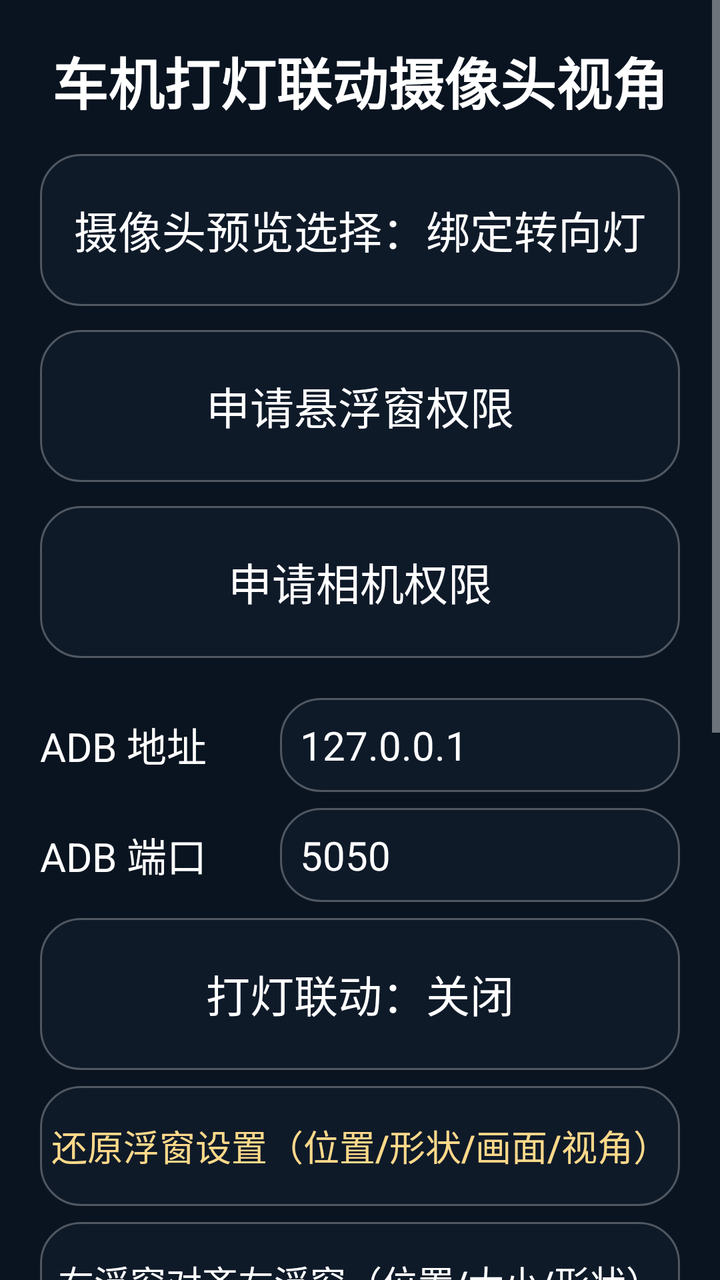
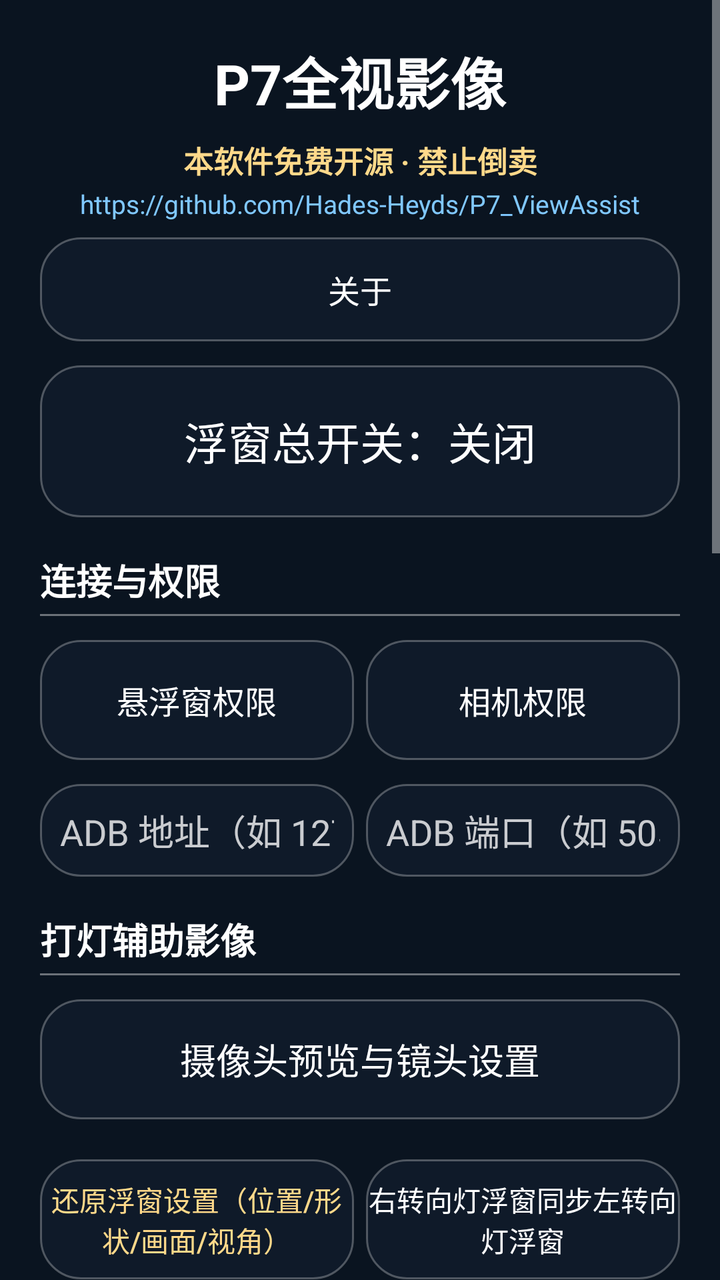

Two renders of the same Android screen: before a commit and after it. Below are the layout's source before the change and the commit's diff.
<!-- AndroidManifest.xml: application theme AppTheme -->
<!-- res/layout/activity_main.xml -->
<?xml version="1.0" encoding="utf-8"?>
<ScrollView xmlns:android="http://schemas.android.com/apk/res/android"
    android:id="@+id/scroll_log"
    android:layout_width="match_parent"
    android:layout_height="match_parent"
    android:background="@color/bg_deep">

    <LinearLayout
        android:layout_width="match_parent"
        android:layout_height="wrap_content"
        android:orientation="vertical"
        android:padding="20dp">

        <TextView
            android:id="@+id/title"
            android:layout_width="match_parent"
            android:layout_height="wrap_content"
            android:text="车机打灯联动摄像头视角"
            android:textColor="@color/text_white"
            android:textSize="28sp"
            android:textStyle="bold"
            android:gravity="center"
            android:layout_marginBottom="16dp"/>

        <Button
            android:id="@+id/btn_camera_test"
            android:layout_width="match_parent"
            android:layout_height="76dp"
            android:background="@drawable/bg_button"
            android:textColor="@color/text_white"
            android:text="摄像头预览选择：绑定转向灯"
            android:textSize="22sp"
            android:layout_marginBottom="12dp"/>

        <Button
            android:id="@+id/btn_overlay"
            android:layout_width="match_parent"
            android:layout_height="76dp"
            android:background="@drawable/bg_button"
            android:textColor="@color/text_white"
            android:text="申请悬浮窗权限"
            android:textSize="22sp"
            android:layout_marginBottom="12dp"/>

        <Button
            android:id="@+id/btn_camera"
            android:layout_width="match_parent"
            android:layout_height="76dp"
            android:background="@drawable/bg_button"
            android:textColor="@color/text_white"
            android:text="申请相机权限"
            android:textSize="22sp"
            android:layout_marginBottom="12dp"/>

        <LinearLayout
            android:layout_width="match_parent"
            android:layout_height="wrap_content"
            android:orientation="horizontal"
            android:layout_marginTop="8dp"
            android:gravity="center_vertical">

            <TextView
                android:layout_width="120dp"
                android:layout_height="wrap_content"
                android:text="ADB 地址"
                android:textColor="@color/text_white"
                android:textSize="20sp"
                android:gravity="center_vertical"/>

            <EditText
                android:id="@+id/et_host"
                android:layout_width="0dp"
                android:layout_height="wrap_content"
                android:layout_weight="1"
                android:textSize="20sp"
                android:textColor="@color/text_white"
                android:textColorHint="@color/text_secondary"
                android:background="@drawable/bg_button"
                android:padding="10dp"
                android:inputType="text"
                android:text="127.0.0.1"/>
        </LinearLayout>

        <LinearLayout
            android:layout_width="match_parent"
            android:layout_height="wrap_content"
            android:orientation="horizontal"
            android:layout_marginTop="8dp"
            android:gravity="center_vertical">

            <TextView
                android:layout_width="120dp"
                android:layout_height="wrap_content"
                android:text="ADB 端口"
                android:textColor="@color/text_white"
                android:textSize="20sp"
                android:gravity="center_vertical"/>

            <EditText
                android:id="@+id/et_port"
                android:layout_width="0dp"
                android:layout_height="wrap_content"
                android:layout_weight="1"
                android:textSize="20sp"
                android:textColor="@color/text_white"
                android:textColorHint="@color/text_secondary"
                android:background="@drawable/bg_button"
                android:padding="10dp"
                android:inputType="number"
                android:text="5050"/>
        </LinearLayout>

        
        <Button
            android:id="@+id/sw_enable"
            android:layout_width="match_parent"
            android:layout_height="76dp"
            android:background="@drawable/bg_button"
            android:textColor="@color/text_white"
            android:text="打灯联动：关闭"
            android:textSize="22sp"
            android:layout_marginTop="8dp"/>

        
        <Button
            android:id="@+id/btn_reset_overlay"
            android:layout_width="match_parent"
            android:layout_height="60dp"
            android:background="@drawable/bg_button"
            android:textColor="@color/accent_gold"
            android:text="还原浮窗设置（位置/形状/画面/视角）"
            android:textSize="18sp"
            android:layout_marginTop="8dp"/>

        
        <Button
            android:id="@+id/btn_align_right_to_left"
            android:layout_width="match_parent"
            android:layout_height="60dp"
            android:background="@drawable/bg_button"
            android:textColor="@color/text_white"
            android:text="右浮窗对齐左浮窗（位置/大小/形状）"
            android:textSize="18sp"
            android:layout_marginTop="8dp"/>

        <TextView
            android:id="@+id/tv_state"
            android:layout_width="match_parent"
            android:layout_height="wrap_content"
            android:text="状态：未运行"
            android:textColor="@color/accent_gold"
            android:textSize="22sp"
            android:textStyle="bold"
            android:layout_marginTop="14dp"/>

        
        <TextView
            android:id="@+id/tv_usage_hint"
            android:layout_width="match_parent"
            android:layout_height="wrap_content"
            android:background="@drawable/bg_panel"
            android:padding="12dp"
            android:layout_marginTop="10dp"
            android:textColor="@color/text_white"
            android:textSize="14sp"
            android:lineSpacingExtra="4dp"
            android:text="使用说明：\n1. 首次开启「打灯联动」时，车机会弹出 ADB 配对确认，请点击确认；确认后应用会自动重启一次，重新进入即可正常使用。\n2. 浮窗操作：单指拖动浮窗到合适位置（松手自动保存）；双击浮窗进入编辑模式，单指平移画面、双指缩放画面、拖动黄色边缘调整窗口形状，再次双击退出并保存。\n3. 若画面调整乱了调不回来，点击上方「还原浮窗设置」，浮窗位置/形状/画面与绑定视角将全部恢复默认。"/>

        
        <LinearLayout
            android:layout_width="match_parent"
            android:layout_height="wrap_content"
            android:orientation="horizontal"
            android:gravity="center_vertical"
            android:layout_marginTop="12dp">

            <TextView
                android:layout_width="0dp"
                android:layout_height="wrap_content"
                android:layout_weight="1"
                android:text="状态日志"
                android:textColor="@color/text_secondary"
                android:textSize="18sp"/>

            <Button
                android:id="@+id/btn_clear_log"
                android:layout_width="wrap_content"
                android:layout_height="52dp"
                android:background="@drawable/bg_button"
                android:textColor="@color/text_white"
                android:text="清空日志"
                android:textSize="16sp"/>
        </LinearLayout>

        <TextView
            android:id="@+id/tv_log"
            android:layout_width="match_parent"
            android:layout_height="wrap_content"
            android:fontFamily="monospace"
            android:textColor="@color/text_white"
            android:textSize="14sp"
            android:lineSpacingExtra="4dp"
            android:text=""/>
    </LinearLayout>
</ScrollView>
<!-- resources referenced by this layout -->
<resources>
  <color name="accent_gold">#FFD98A</color>
  <color name="bg_deep">#0A1420</color>
  <color name="text_secondary">#C7FFFFFF</color>
  <color name="text_white">#FFFFFF</color>
  <!-- drawable bg_button (drawable) -->
  <?xml version="1.0" encoding="utf-8"?>
  <shape xmlns:android="http://schemas.android.com/apk/res/android">
      <solid android:color="#8A142030"/>
      <corners android:radius="20dp"/>
      <stroke android:width="1dp" android:color="@color/border_light"/>
  </shape>
  <!-- drawable bg_panel (drawable) -->
  <?xml version="1.0" encoding="utf-8"?>
  <shape xmlns:android="http://schemas.android.com/apk/res/android">
      <solid android:color="@color/panel_dark"/>
      <corners android:radius="24dp"/>
      <stroke android:width="1dp" android:color="@color/border_light"/>
  </shape>
  <style name="AppTheme" parent="@android:style/Theme.Material.NoActionBar">
          <item name="android:windowBackground">@color/bg_deep</item>
          <item name="android:colorAccent">@color/accent_gold</item>
          <item name="android:statusBarColor">@color/bg_deep</item>
          <item name="android:navigationBarColor">@color/bg_deep</item>
          <item name="android:textColorPrimary">@color/text_white</item>
          <item name="android:textColorSecondary">@color/text_secondary</item>
      </style>
  <color name="border_light">#47FFFFFF</color>
  <color name="panel_dark">#D9142030</color>
</resources>

<!-- the commit's change to res/layout/activity_main.xml (unified diff, before → after) -->
@@ -15,133 +15,338 @@
             android:id="@+id/title"
             android:layout_width="match_parent"
             android:layout_height="wrap_content"
-            android:text="车机打灯联动摄像头视角"
+            android:text="P7全视影像"
             android:textColor="@color/text_white"
             android:textSize="28sp"
             android:textStyle="bold"
             android:gravity="center"
-            android:layout_marginBottom="16dp"/>
-
+            android:layout_marginBottom="8dp"/>
+
+        
+        <TextView
+            android:id="@+id/tv_open_source"
+            android:layout_width="match_parent"
+            android:layout_height="wrap_content"
+            android:text="本软件免费开源 · 禁止倒卖"
+            android:textColor="@color/accent_gold"
+            android:textSize="15sp"
+            android:textStyle="bold"
+            android:gravity="center"
+            android:layout_marginBottom="2dp"/>
+
+        <TextView
+            android:id="@+id/tv_repo_link"
+            android:layout_width="match_parent"
+            android:layout_height="wrap_content"
+            android:text="https://github.com/Hades-Heyds/P7_ViewAssist"
+            android:textColor="#FF80C8FF"
+            android:textSize="13sp"
+            android:gravity="center"
+            android:layout_marginBottom="8dp"/>
+
+        <Button
+            android:id="@+id/btn_about"
+            android:layout_width="match_parent"
+            android:layout_height="52dp"
+            android:background="@drawable/bg_button"
+            android:textColor="@color/text_white"
+            android:text="关于"
+            android:textSize="16sp"
+            android:layout_marginBottom="4dp"/>
+
+        
+        <Button
+            android:id="@+id/sw_enable"
+            android:layout_width="match_parent"
+            android:layout_height="76dp"
+            android:background="@drawable/bg_button"
+            android:textColor="@color/text_white"
+            android:text="浮窗总开关：关闭"
+            android:textSize="22sp"
+            android:layout_marginTop="8dp"/>
+
+        
+        <TextView
+            android:layout_width="match_parent"
+            android:layout_height="wrap_content"
+            android:text="连接与权限"
+            android:textColor="@color/text_white"
+            android:textSize="18sp"
+            android:textStyle="bold"
+            android:layout_marginTop="18dp"
+            android:layout_marginBottom="4dp"/>
+
+        <View
+            android:layout_width="match_parent"
+            android:layout_height="1dp"
+            android:background="#66FFFFFF"
+            android:layout_marginBottom="12dp"/>
+
+        
+        <LinearLayout
+            android:layout_width="match_parent"
+            android:layout_height="wrap_content"
+            android:orientation="horizontal"
+            android:layout_marginBottom="12dp"
+            android:gravity="center_vertical">
+
+            <Button
+                android:id="@+id/btn_overlay"
+                android:layout_width="0dp"
+                android:layout_height="60dp"
+                android:layout_weight="1"
+                android:layout_marginEnd="6dp"
+                android:background="@drawable/bg_button"
+                android:textColor="@color/text_white"
+                android:text="悬浮窗权限"
+                android:textSize="16sp"/>
+
+            <Button
+                android:id="@+id/btn_camera"
+                android:layout_width="0dp"
+                android:layout_height="60dp"
+                android:layout_weight="1"
+                android:background="@drawable/bg_button"
+                android:textColor="@color/text_white"
+                android:text="相机权限"
+                android:textSize="16sp"/>
+        </LinearLayout>
+
+        
+        <LinearLayout
+            android:layout_width="match_parent"
+            android:layout_height="wrap_content"
+            android:orientation="horizontal"
+            android:gravity="center_vertical">
+
+            <EditText
+                android:id="@+id/et_host"
+                android:layout_width="0dp"
+                android:layout_height="wrap_content"
+                android:layout_weight="1"
+                android:layout_marginEnd="6dp"
+                android:textSize="18sp"
+                android:textColor="@color/text_white"
+                android:textColorHint="@color/text_secondary"
+                android:background="@drawable/bg_button"
+                android:padding="10dp"
+                android:inputType="text"
+                android:hint="ADB 地址（如 127.0.0.1）"/>
+
+            <EditText
+                android:id="@+id/et_port"
+                android:layout_width="0dp"
+                android:layout_height="wrap_content"
+                android:layout_weight="1"
+                android:textSize="18sp"
+                android:textColor="@color/text_white"
+                android:textColorHint="@color/text_secondary"
+                android:background="@drawable/bg_button"
+                android:padding="10dp"
+                android:inputType="number"
+                android:hint="ADB 端口（如 5050）"/>
+        </LinearLayout>
+
+        
+        <TextView
+            android:layout_width="match_parent"
+            android:layout_height="wrap_content"
+            android:text="打灯辅助影像"
+            android:textColor="@color/text_white"
+            android:textSize="18sp"
+            android:textStyle="bold"
+            android:layout_marginTop="18dp"
+            android:layout_marginBottom="4dp"/>
+
+        <View
+            android:layout_width="match_parent"
+            android:layout_height="1dp"
+            android:background="#66FFFFFF"
+            android:layout_marginBottom="12dp"/>
+
+        
         <Button
             android:id="@+id/btn_camera_test"
             android:layout_width="match_parent"
-            android:layout_height="76dp"
-            android:background="@drawable/bg_button"
-            android:textColor="@color/text_white"
-            android:text="摄像头预览选择：绑定转向灯"
-            android:textSize="22sp"
-            android:layout_marginBottom="12dp"/>
-
-        <Button
-            android:id="@+id/btn_overlay"
-            android:layout_width="match_parent"
-            android:layout_height="76dp"
-            android:background="@drawable/bg_button"
-            android:textColor="@color/text_white"
-            android:text="申请悬浮窗权限"
-            android:textSize="22sp"
-            android:layout_marginBottom="12dp"/>
-
-        <Button
-            android:id="@+id/btn_camera"
-            android:layout_width="match_parent"
-            android:layout_height="76dp"
-            android:background="@drawable/bg_button"
-            android:textColor="@color/text_white"
-            android:text="申请相机权限"
-            android:textSize="22sp"
-            android:layout_marginBottom="12dp"/>
-
-        <LinearLayout
-            android:layout_width="match_parent"
-            android:layout_height="wrap_content"
-            android:orientation="horizontal"
-            android:layout_marginTop="8dp"
-            android:gravity="center_vertical">
-
-            <TextView
-                android:layout_width="120dp"
-                android:layout_height="wrap_content"
-                android:text="ADB 地址"
-                android:textColor="@color/text_white"
-                android:textSize="20sp"
-                android:gravity="center_vertical"/>
-
-            <EditText
-                android:id="@+id/et_host"
-                android:layout_width="0dp"
-                android:layout_height="wrap_content"
-                android:layout_weight="1"
-                android:textSize="20sp"
-                android:textColor="@color/text_white"
-                android:textColorHint="@color/text_secondary"
-                android:background="@drawable/bg_button"
-                android:padding="10dp"
-                android:inputType="text"
-                android:text="127.0.0.1"/>
-        </LinearLayout>
-
-        <LinearLayout
-            android:layout_width="match_parent"
-            android:layout_height="wrap_content"
-            android:orientation="horizontal"
-            android:layout_marginTop="8dp"
-            android:gravity="center_vertical">
-
-            <TextView
-                android:layout_width="120dp"
-                android:layout_height="wrap_content"
-                android:text="ADB 端口"
-                android:textColor="@color/text_white"
-                android:textSize="20sp"
-                android:gravity="center_vertical"/>
-
-            <EditText
-                android:id="@+id/et_port"
-                android:layout_width="0dp"
-                android:layout_height="wrap_content"
-                android:layout_weight="1"
-                android:textSize="20sp"
-                android:textColor="@color/text_white"
-                android:textColorHint="@color/text_secondary"
-                android:background="@drawable/bg_button"
-                android:padding="10dp"
-                android:inputType="number"
-                android:text="5050"/>
-        </LinearLayout>
-
-        
-        <Button
-            android:id="@+id/sw_enable"
-            android:layout_width="match_parent"
-            android:layout_height="76dp"
-            android:background="@drawable/bg_button"
-            android:textColor="@color/text_white"
-            android:text="打灯联动：关闭"
-            android:textSize="22sp"
-            android:layout_marginTop="8dp"/>
-
-        
-        <Button
-            android:id="@+id/btn_reset_overlay"
-            android:layout_width="match_parent"
             android:layout_height="60dp"
             android:background="@drawable/bg_button"
-            android:textColor="@color/accent_gold"
-            android:text="还原浮窗设置（位置/形状/画面/视角）"
-            android:textSize="18sp"
-            android:layout_marginTop="8dp"/>
+            android:textColor="@color/text_white"
+            android:text="摄像头预览与镜头设置"
+            android:textSize="18sp"
+            android:layout_marginBottom="12dp"/>
+
+        
+        <LinearLayout
+            android:layout_width="match_parent"
+            android:layout_height="wrap_content"
+            android:orientation="horizontal"
+            android:layout_marginTop="8dp"
+            android:gravity="center_vertical">
+
+            
+            <Button
+                android:id="@+id/btn_reset_overlay"
+                android:layout_width="0dp"
+                android:layout_height="60dp"
+                android:layout_weight="1"
+                android:layout_marginEnd="6dp"
+                android:background="@drawable/bg_button"
+                android:textColor="@color/accent_gold"
+                android:text="还原浮窗设置（位置/形状/画面/视角）"
+                android:textSize="14sp"/>
+
+            
+            <Button
+                android:id="@+id/btn_align_right_to_left"
+                android:layout_width="0dp"
+                android:layout_height="60dp"
+                android:layout_weight="1"
+                android:background="@drawable/bg_button"
+                android:textColor="@color/text_white"
+                android:text="右转向灯浮窗同步左转向灯浮窗"
+                android:textSize="14sp"/>
+        </LinearLayout>
+
+        
+        <TextView
+            android:layout_width="match_parent"
+            android:layout_height="wrap_content"
+            android:text="预警辅助影像"
+            android:textColor="@color/text_white"
+            android:textSize="18sp"
+            android:textStyle="bold"
+            android:layout_marginTop="18dp"
+            android:layout_marginBottom="4dp"/>
+
+        <View
+            android:layout_width="match_parent"
+            android:layout_height="1dp"
+            android:background="#66FFFFFF"
+            android:layout_marginBottom="12dp"/>
 
         
         <Button
-            android:id="@+id/btn_align_right_to_left"
+            android:id="@+id/btn_bsd"
             android:layout_width="match_parent"
             android:layout_height="60dp"
             android:background="@drawable/bg_button"
             android:textColor="@color/text_white"
-            android:text="右浮窗对齐左浮窗（位置/大小/形状）"
+            android:text="BSD 盲区提醒：关闭"
             android:textSize="18sp"
             android:layout_marginTop="8dp"/>
+
+        
+        <LinearLayout
+            android:layout_width="match_parent"
+            android:layout_height="wrap_content"
+            android:orientation="horizontal"
+            android:layout_marginTop="8dp"
+            android:gravity="center_vertical">
+
+            
+            <Button
+                android:id="@+id/btn_bsd_always"
+                android:layout_width="0dp"
+                android:layout_height="60dp"
+                android:layout_weight="1"
+                android:layout_marginEnd="6dp"
+                android:background="@drawable/bg_button"
+                android:textColor="@color/text_white"
+                android:text="BSD 无车常显：关闭"
+                android:textSize="14sp"/>
+
+            
+            <Button
+                android:id="@+id/btn_bsd_auto_overlay"
+                android:layout_width="0dp"
+                android:layout_height="60dp"
+                android:layout_weight="1"
+                android:background="@drawable/bg_button"
+                android:textColor="@color/text_white"
+                android:text="BSD 自动弹窗：开"
+                android:textSize="14sp"/>
+        </LinearLayout>
+
+        
+        <LinearLayout
+            android:layout_width="match_parent"
+            android:layout_height="wrap_content"
+            android:orientation="horizontal"
+            android:layout_marginTop="8dp"
+            android:gravity="center_vertical">
+
+            
+            <Button
+                android:id="@+id/btn_bsd_red_overlay"
+                android:layout_width="0dp"
+                android:layout_height="60dp"
+                android:layout_weight="1"
+                android:layout_marginEnd="6dp"
+                android:background="@drawable/bg_button"
+                android:textColor="@color/text_white"
+                android:text="BSD 红遮罩：开"
+                android:textSize="14sp"/>
+
+            
+            <Button
+                android:id="@+id/btn_bsd_reset_pos"
+                android:layout_width="0dp"
+                android:layout_height="60dp"
+                android:layout_weight="1"
+                android:background="@drawable/bg_button"
+                android:textColor="@color/accent_gold"
+                android:text="BSD 位置复位"
+                android:textSize="14sp"/>
+        </LinearLayout>
+
+        
+        <LinearLayout
+            android:layout_width="match_parent"
+            android:layout_height="wrap_content"
+            android:orientation="horizontal"
+            android:layout_marginTop="8dp"
+            android:gravity="center_vertical">
+
+            
+            <Button
+                android:id="@+id/btn_bsd_edit"
+                android:layout_width="0dp"
+                android:layout_height="60dp"
+                android:layout_weight="1"
+                android:layout_marginEnd="6dp"
+                android:background="@drawable/bg_button"
+                android:textColor="@color/accent_gold"
+                android:text="编辑预警浮窗"
+                android:textSize="16sp"/>
+
+            
+            <Button
+                android:id="@+id/btn_bsd_sync"
+                android:layout_width="0dp"
+                android:layout_height="60dp"
+                android:layout_weight="1"
+                android:background="@drawable/bg_button"
+                android:textColor="@color/text_white"
+                android:text="预警浮窗同步转向灯浮窗"
+                android:textSize="16sp"/>
+        </LinearLayout>
+
+        
+        <TextView
+            android:layout_width="match_parent"
+            android:layout_height="wrap_content"
+            android:text="状态与日志"
+            android:textColor="@color/text_white"
+            android:textSize="18sp"
+            android:textStyle="bold"
+            android:layout_marginTop="18dp"
+            android:layout_marginBottom="4dp"/>
+
+        <View
+            android:layout_width="match_parent"
+            android:layout_height="1dp"
+            android:background="#66FFFFFF"
+            android:layout_marginBottom="12dp"/>
 
         <TextView
             android:id="@+id/tv_state"
